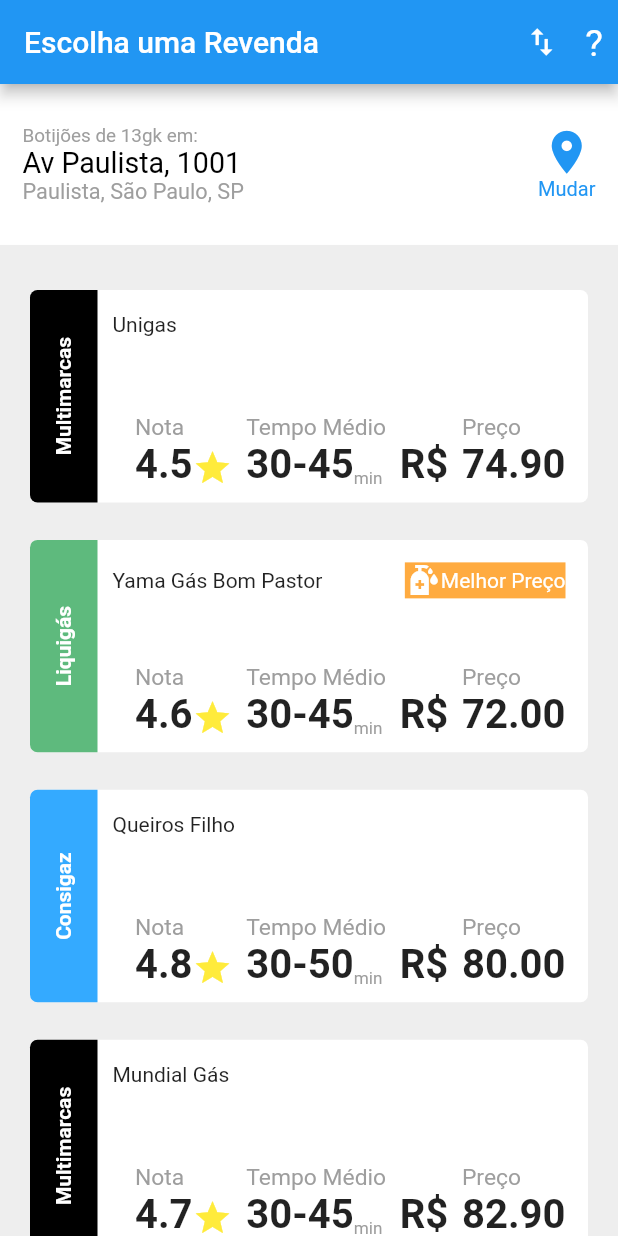
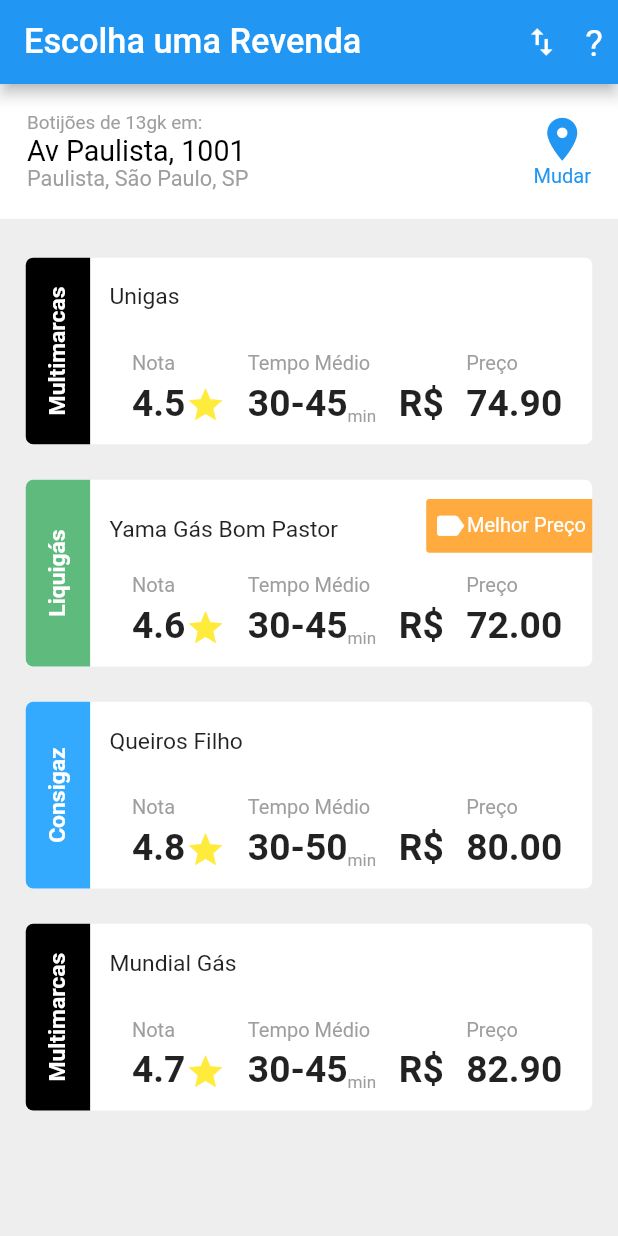
Before and after one commit to dikdudu/desafio_modulo_flutter, a Flutter app: the screen it shows after launch, on a phone screen of 412 x 824 dp. Run offline on Flutter 3.47's test engine with Material 2 defaults, Android fonts, the phone set to English and light mode, and no system bars; our stand-ins replace flutter_screenutil.

Commit message:
melhorando responsividade

```diff
--- a/lib/app/home/components/header_address.dart
+++ b/lib/app/home/components/header_address.dart
@@ -8,9 +8,8 @@ class HeaderAddress extends StatelessWidget {
     // var statusBarHeight = MediaQuery.of(context).padding.top;
 
     return Container(
-      padding: EdgeInsets.all(15),
+      padding: EdgeInsets.all(18),
       color: Colors.white,
-      height: 250.h,
       child: Row(
         mainAxisAlignment: MainAxisAlignment.spaceBetween,
         crossAxisAlignment: CrossAxisAlignment.center,
--- a/lib/app/home/components/list_cards.dart
+++ b/lib/app/home/components/list_cards.dart
@@ -27,23 +27,24 @@ class _ListCardsState extends State<ListCards> {
   Widget build(BuildContext context) {
     return Expanded(
       child: ListView.builder(
-        padding: EdgeInsets.all(20),
+        padding: EdgeInsets.all(40.h),
         itemCount: dados?.length ?? 0,
-        itemBuilder: (context, index) {
+        itemBuilder: (_, index) {
           return Column(
             children: [
-              Container(
+              InkWell(
+                onTap: () {},
+                child: Container(
                   decoration: BoxDecoration(
                     color: Colors.white,
                     borderRadius: BorderRadius.circular(5),
                   ),
-                margin: EdgeInsets.fromLTRB(0, 10, 0, 0),
-                height: 330.h,
+                  margin: EdgeInsets.fromLTRB(0, 20.h, 0, 0),
+                  height: 290.h,
                   child: Row(
                     children: [
                       Container(
-                      height: 330,
-                      width: 45,
+                        width: 100.h,
                         decoration: BoxDecoration(
                           color: Color(int.parse('0XFF' + dados[index]['cor'])),
                           borderRadius: BorderRadius.only(
@@ -58,36 +59,56 @@ class _ListCardsState extends State<ListCards> {
                               dados[index]['tipo'],
                               style: TextStyle(
                                 color: Colors.white,
-                                fontWeight: FontWeight.bold),
+                                fontWeight: FontWeight.bold,
+                                fontSize: 40.sp,
+                              ),
                             ),
                           ),
                         ),
                       ),
                       Expanded(
                         child: Padding(
-                        padding: const EdgeInsets.only(
-                            left: 10, top: 15, right: 15, bottom: 10),
+                          padding: EdgeInsets.only(
+                              left: 30.h, top: 30.h, right: 0, bottom: 30.h),
                           child: Column(
-                          crossAxisAlignment: CrossAxisAlignment.start,
                             mainAxisAlignment: MainAxisAlignment.spaceBetween,
                             children: [
                               Row(
-                              mainAxisAlignment: MainAxisAlignment.spaceBetween,
+                                mainAxisAlignment:
+                                    MainAxisAlignment.spaceBetween,
                                 children: [
-                                Text(dados[index]['nome']),
+                                  Padding(
+                                    padding: EdgeInsets.only(top: 10.h),
+                                    child: Text(
+                                      dados[index]['nome'],
+                                      style: TextStyle(fontSize: 40.sp),
+                                    ),
+                                  ),
                                   Visibility(
                                     visible: dados[index]['melhorPreco'],
                                     child: Container(
+                                      padding: EdgeInsets.symmetric(
+                                          horizontal: 10.h, vertical: 15.h),
+                                      decoration: BoxDecoration(
                                         color: Colors.orangeAccent,
+                                        borderRadius: BorderRadius.only(
+                                          topLeft: Radius.circular(5.h),
+                                          bottomLeft: Radius.circular(5.h),
+                                        ),
+                                      ),
                                       child: Row(
                                         children: [
                                           Icon(
-                                          Icons.sanitizer,
+                                            Icons.label,
                                             color: Colors.white,
+                                            size: 60.sp,
                                           ),
                                           Text(
                                             'Melhor Preço',
-                                          style: TextStyle(color: Colors.white),
+                                            style: TextStyle(
+                                              color: Colors.white,
+                                              fontSize: 35.sp,
+                                            ),
                                           ),
                                         ],
                                       ),
@@ -96,7 +117,8 @@ class _ListCardsState extends State<ListCards> {
                                 ],
                               ),
                               Padding(
-                              padding: const EdgeInsets.only(left: 15),
+                                padding:
+                                    const EdgeInsets.only(left: 15, right: 20),
                                 child: Row(
                                   mainAxisAlignment:
                                       MainAxisAlignment.spaceBetween,
@@ -117,7 +139,7 @@ class _ListCardsState extends State<ListCards> {
                                     Text(
                                       'R\$',
                                       style: TextStyle(
-                                      fontSize: 70.sp,
+                                        fontSize: 65.sp,
                                         fontWeight: FontWeight.bold,
                                       ),
                                     ),
@@ -137,6 +159,7 @@ class _ListCardsState extends State<ListCards> {
                     ],
                   ),
                 ),
+              ),
               SizedBox(
                 height: 15,
               ),
--- a/lib/app/home/home_page.dart
+++ b/lib/app/home/home_page.dart
@@ -2,6 +2,7 @@ import 'package:desafio_modulo_flutter/app/home/components/header_address.dart';
 import 'package:desafio_modulo_flutter/app/home/tiles/menu_list.dart';
 import 'package:desafio_modulo_flutter/app/home/tiles/menu_select.dart';
 import 'package:flutter/material.dart';
+import 'package:flutter_screenutil/flutter_screenutil.dart';
 
 import 'components/list_cards.dart';
 
@@ -16,7 +17,10 @@ class _HomePageState extends State<HomePage> {
   @override
   Widget build(BuildContext context) {
     Widget appBar = AppBar(
-      title: Text('Escolha uma Revenda'),
+      title: Text(
+        'Escolha uma Revenda',
+        style: TextStyle(fontSize: 60.sp),
+      ),
       actions: [
         MenuSelect(),
         MenuList(),
--- a/lib/app/home/tiles/info_column.dart
+++ b/lib/app/home/tiles/info_column.dart
@@ -26,16 +26,17 @@ class InfoColumn extends StatelessWidget {
           title,
           style: TextStyle(
             color: Colors.grey,
-            fontSize: 40.sp,
+            fontSize: 35.sp,
           ),
         ),
+        SizedBox(height: 8.h),
         Row(
           crossAxisAlignment: CrossAxisAlignment.end,
           children: [
             Text(
               text,
               style: TextStyle(
-                fontSize: 70.sp,
+                fontSize: 65.sp,
                 fontWeight: FontWeight.bold,
               ),
             ),
```
Lines whose indentation alone changed are shown as unchanged.
